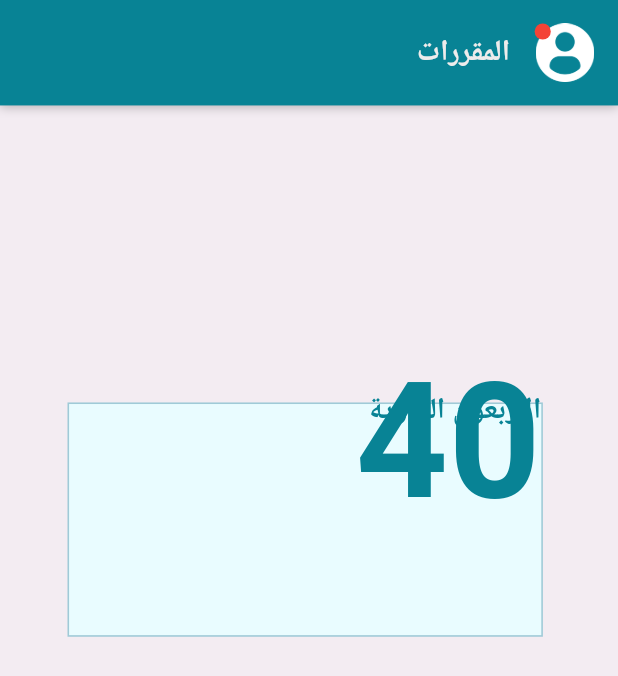
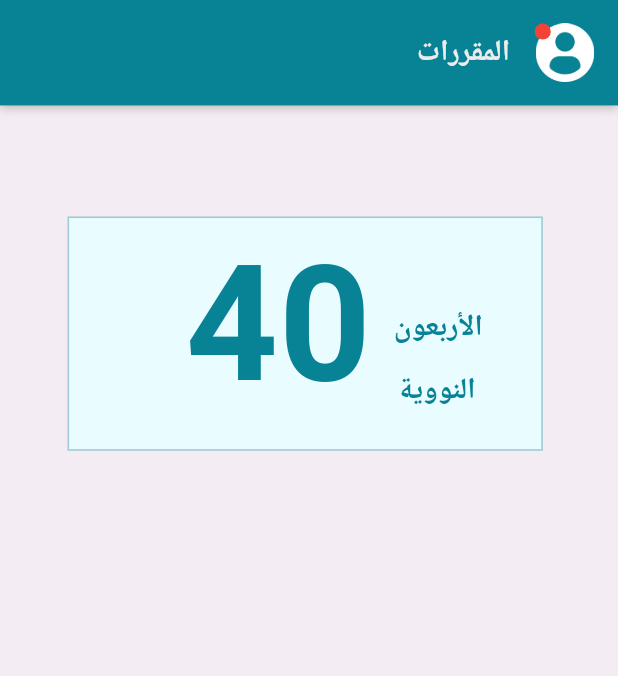
Before and after one commit to Tasnim-Aj/tasmeat_app, a Flutter app: the screen it shows after launch, on a phone screen of 412 x 824 dp. Shown: the top 676 px of the screen. Run offline on Flutter 3.47's test engine with Material 3 defaults, Android fonts, the phone set to English and light mode, and no system bars; our stand-ins replace audioplayers, bloc, dio, flutter_bloc, flutter_dotenv, flutter_screenutil and 2 more; missing offline and left inert: record; Roboto replaces fonts that are missing (Cairo).

Commit message:
edit types screen

```diff
--- a/lib/view/screens/types_screen.dart
+++ b/lib/view/screens/types_screen.dart
@@ -70,7 +70,7 @@ class TypesScreen extends StatelessWidget {
             ),
           ),
         ),
-        body: Column(
+        body: Stack(
           children: [
             InkWell(
               onTap: () {
@@ -78,7 +78,9 @@ class TypesScreen extends StatelessWidget {
                     MaterialPageRoute(builder: (context) => IndexingScreen()));
               },
               child: Container(
-                margin: EdgeInsets.only(top: 198, left: 45),
+                // alignment: Alignment.center,
+                margin: EdgeInsets.only(top: 74, left: 45),
+                // padding: EdgeInsets.only(left: 58),
                 width: 300.w,
                 height: 160.h,
                 decoration: BoxDecoration(
@@ -87,7 +89,9 @@ class TypesScreen extends StatelessWidget {
                 ),
                 child: Stack(
                   children: [
-                    Text(
+                    Padding(
+                      padding: EdgeInsets.only(right: 116.r, top: 47.r),
+                      child: Text(
                         '40',
                         style: GoogleFonts.cairo(
                             fontSize: 110.sp,
@@ -95,13 +99,17 @@ class TypesScreen extends StatelessWidget {
                             height: 0.47,
                             color: AppColors.primary),
                       ),
-                    Text(
-                      'الأربعون النووية',
+                    ),
+                    Padding(
+                      padding: EdgeInsets.only(right: 40.r, top: 53.61.r),
+                      child: Text(
+                        'الأربعون  \n النووية',
                         style: GoogleFonts.cairo(
                             fontSize: 20.sp,
                             fontWeight: FontWeight.w600,
-                          height: 0.42,
+                            height: 42 / 20,
                             color: AppColors.primary),
+                      ),
                     ),
                   ],
                 ),
```
Lines whose indentation alone changed are shown as unchanged.
